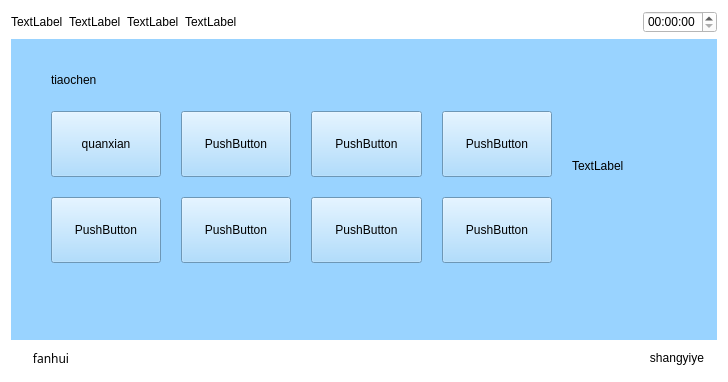
The window that WeighSensor/tiaochen.ui (xsw258x2s5w8/WeightSensor) describes before a commit, drawn with Qt 5.
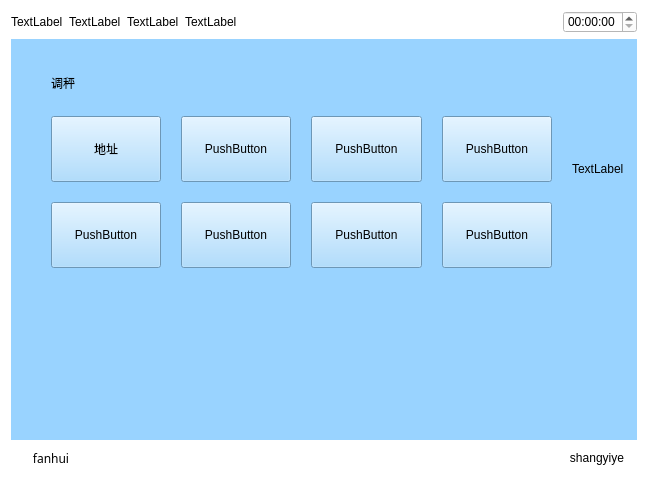
The same window after the commit.

Diff of the .ui file:
```diff
--- a/WeighSensor/tiaochen.ui
+++ b/WeighSensor/tiaochen.ui
@@ -6,8 +6,8 @@
    <rect>
     <x>0</x>
     <y>0</y>
-    <width>728</width>
-    <height>382</height>
+    <width>648</width>
+    <height>482</height>
    </rect>
   </property>
   <property name="windowTitle">
@@ -79,13 +79,13 @@
      <property name="styleSheet">
       <string notr="true">background-color: rgb(153, 211, 255);</string>
      </property>
-     <widget class="QWidget" name="">
+     <widget class="QWidget" name="layoutWidget">
       <property name="geometry">
        <rect>
         <x>20</x>
         <y>10</y>
         <width>671</width>
-        <height>234</height>
+        <height>239</height>
        </rect>
       </property>
       <layout class="QGridLayout" name="gridLayout_2" rowminimumheight="1,2,1">
@@ -98,7 +98,7 @@
        <item row="0" column="0">
         <widget class="QLabel" name="label">
          <property name="text">
-          <string>tiaochen</string>
+          <string>调秤</string>
          </property>
         </widget>
        </item>
@@ -118,7 +118,7 @@
           </size>
          </property>
          <property name="text">
-          <string>quanxian</string>
+          <string>地址</string>
          </property>
         </widget>
        </item>
```
Left out of the diff: 2 changed lines with no effect on the pictures.
